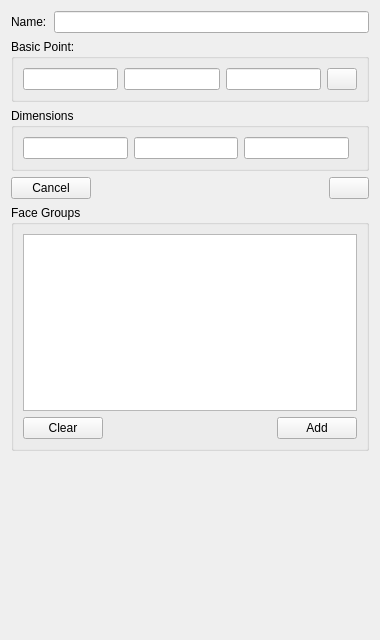
Qt form GUIDialog/GUIGeometryDialog/CudeInfoWidget.ui (eeaapp6/AppFlow-Agent) before a commit.
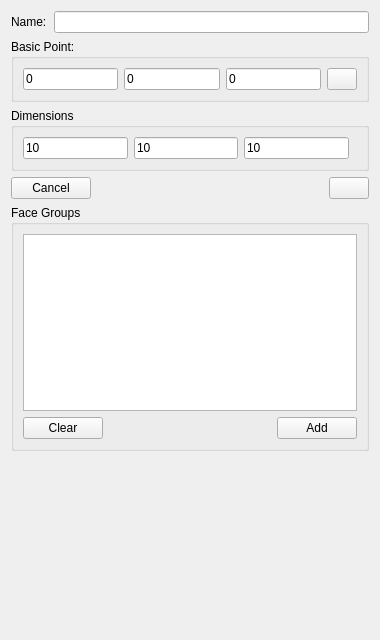
The same form after that commit.

Patch:
```diff
--- a/GUIDialog/GUIGeometryDialog/CudeInfoWidget.ui
+++ b/GUIDialog/GUIGeometryDialog/CudeInfoWidget.ui
@@ -37,13 +37,25 @@
      </property>
      <layout class="QGridLayout" name="gridLayout">
       <item row="0" column="0">
-       <widget class="QLineEdit" name="lineEdit_BasicPoint1"/>
+       <widget class="QLineEdit" name="lineEdit_BasicPoint1">
+        <property name="text">
+         <string>0</string>
+        </property>
+       </widget>
       </item>
       <item row="0" column="1">
-       <widget class="QLineEdit" name="lineEdit_BasicPoint2"/>
+       <widget class="QLineEdit" name="lineEdit_BasicPoint2">
+        <property name="text">
+         <string>0</string>
+        </property>
+       </widget>
       </item>
       <item row="0" column="2">
-       <widget class="QLineEdit" name="lineEdit_BasicPoint3"/>
+       <widget class="QLineEdit" name="lineEdit_BasicPoint3">
+        <property name="text">
+         <string>0</string>
+        </property>
+       </widget>
       </item>
       <item row="0" column="3">
        <widget class="QPushButton" name="pushButton_BasicPoint">
@@ -74,13 +86,25 @@
      </property>
      <layout class="QGridLayout" name="gridLayout_2">
       <item row="0" column="0">
-       <widget class="QLineEdit" name="lineEdit_Dimensions1"/>
+       <widget class="QLineEdit" name="lineEdit_Dimensions1">
+        <property name="text">
+         <string>10</string>
+        </property>
+       </widget>
       </item>
       <item row="0" column="1">
-       <widget class="QLineEdit" name="lineEdit_Dimensions2"/>
+       <widget class="QLineEdit" name="lineEdit_Dimensions2">
+        <property name="text">
+         <string>10</string>
+        </property>
+       </widget>
       </item>
       <item row="0" column="2">
-       <widget class="QLineEdit" name="lineEdit_Dimensions3"/>
+       <widget class="QLineEdit" name="lineEdit_Dimensions3">
+        <property name="text">
+         <string>10</string>
+        </property>
+       </widget>
       </item>
       <item row="0" column="3">
        <spacer name="horizontalSpacer">
```
